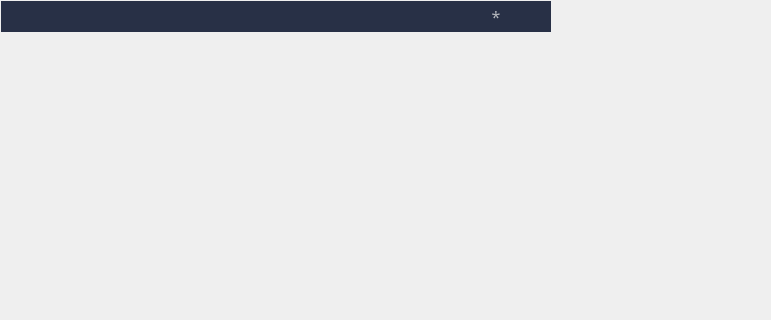
Above: design/table.ui from yurii-bel/project_2021 before the change; both pictures show x 0 to 771 and y 0 to 320 of the 930 by 905 pixel window. Below: the same form after it.
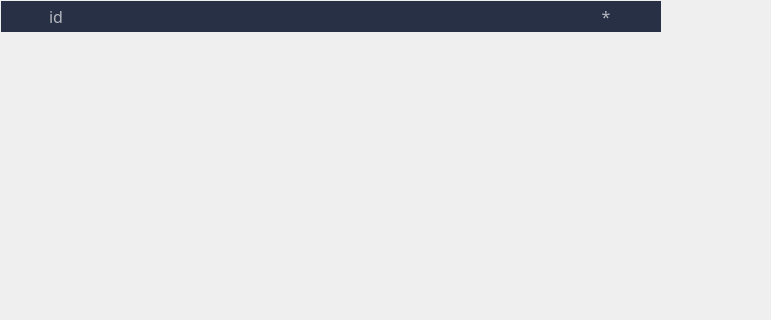
That is the form after the change. Icons and pictures are not drawn.

The edit to the form file:
```diff
--- a/design/table.ui
+++ b/design/table.ui
@@ -91,6 +91,11 @@
    <attribute name="verticalHeaderMinimumSectionSize">
     <number>23</number>
    </attribute>
+   <column>
+    <property name="text">
+     <string>id</string>
+    </property>
+   </column>
    <column>
     <property name="text">
      <string/>
```
